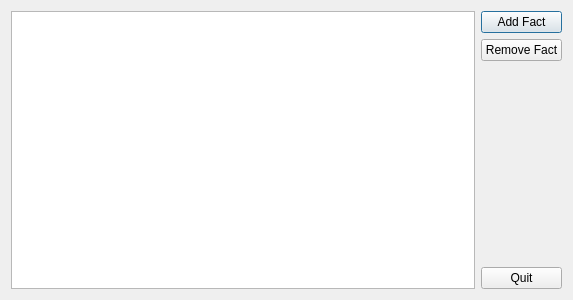
This is src/View/Qt/TimeLine/MainWin.ui in Tatane/TimeLine as Qt 5 draws it before an edit. The edited form follows.
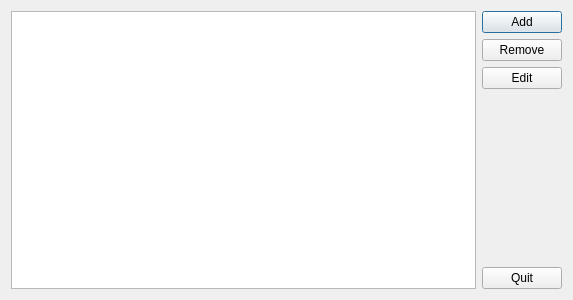
This is the edited form.

Commit message: Button Edit Fact

```diff
--- a/src/View/Qt/TimeLine/MainWin.ui
+++ b/src/View/Qt/TimeLine/MainWin.ui
@@ -25,6 +25,9 @@
      <property name="selectionBehavior">
       <enum>QAbstractItemView::SelectRows</enum>
      </property>
+     <attribute name="verticalHeaderVisible">
+      <bool>false</bool>
+     </attribute>
     </widget>
    </item>
    <item>
@@ -32,14 +35,21 @@
      <item>
       <widget class="QPushButton" name="btnAddFact">
        <property name="text">
-        <string>Add Fact</string>
+        <string>Add</string>
        </property>
       </widget>
      </item>
      <item>
       <widget class="QPushButton" name="btnRemoveFact">
        <property name="text">
-        <string>Remove Fact</string>
+        <string>Remove</string>
+       </property>
+      </widget>
+     </item>
+     <item>
+      <widget class="QPushButton" name="btnEditFact">
+       <property name="text">
+        <string>Edit</string>
        </property>
       </widget>
      </item>
```
The commit also changes 7 other files.
